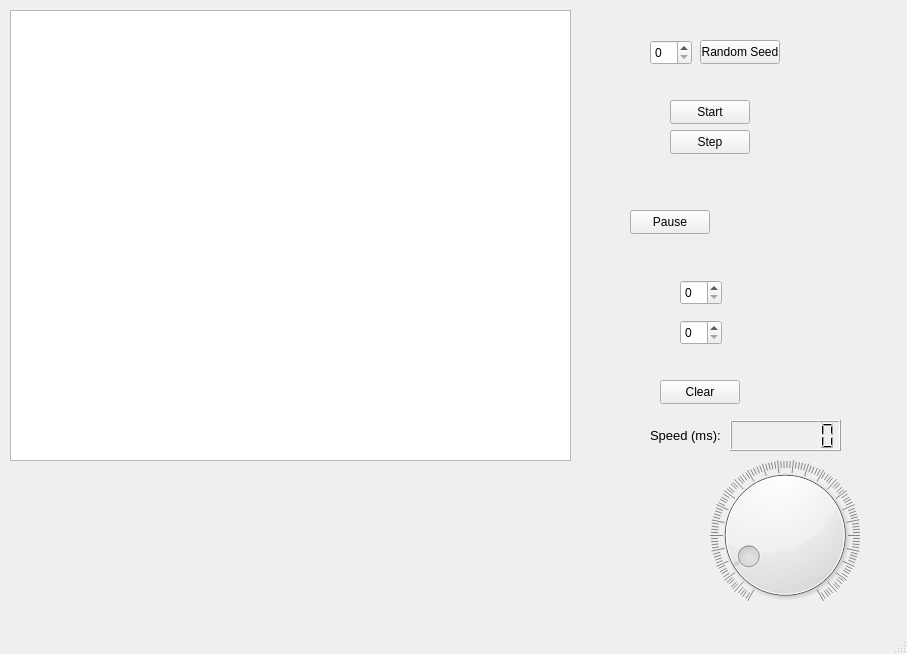
Old version of the form mainwindow.ui in the repository MateuszGuzy02/Game-Of-Life.
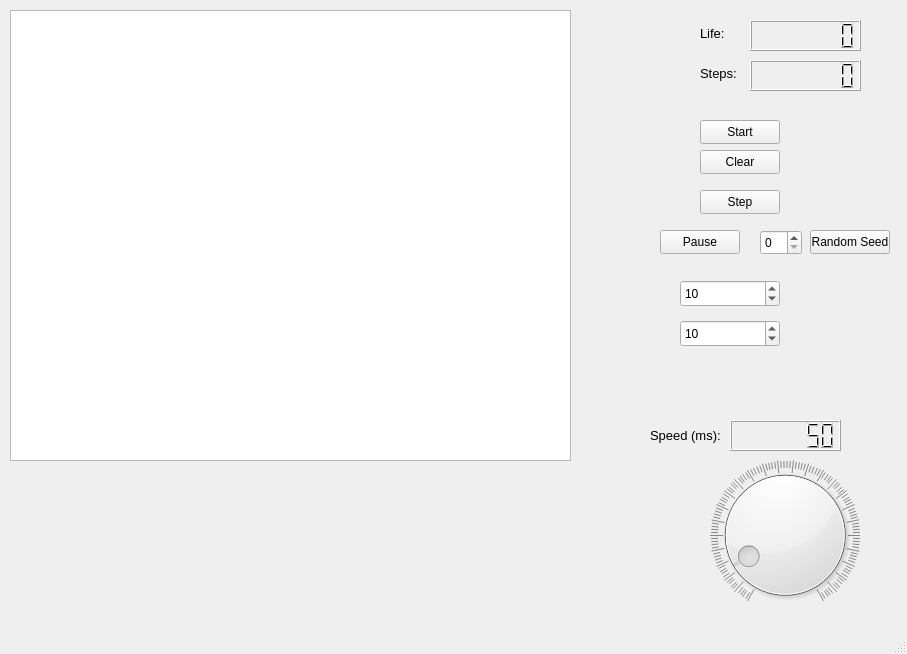
New version of the form.

```diff
--- a/mainwindow.ui
+++ b/mainwindow.ui
@@ -33,8 +33,8 @@
    <widget class="QPushButton" name="stepButton">
     <property name="geometry">
      <rect>
-      <x>670</x>
-      <y>130</y>
+      <x>700</x>
+      <y>190</y>
       <width>80</width>
       <height>24</height>
      </rect>
@@ -48,26 +48,62 @@
      <rect>
       <x>680</x>
       <y>280</y>
-      <width>42</width>
-      <height>25</height>
+      <width>100</width>
+      <height>27</height>
      </rect>
     </property>
+    <property name="minimumSize">
+     <size>
+      <width>100</width>
+      <height>27</height>
+     </size>
+    </property>
+    <property name="maximumSize">
+     <size>
+      <width>100</width>
+      <height>27</height>
+     </size>
+    </property>
+    <property name="maximum">
+     <number>300</number>
+    </property>
+    <property name="value">
+     <number>10</number>
+    </property>
    </widget>
    <widget class="QSpinBox" name="columnBox">
     <property name="geometry">
      <rect>
       <x>680</x>
       <y>320</y>
-      <width>42</width>
-      <height>25</height>
+      <width>100</width>
+      <height>27</height>
      </rect>
     </property>
+    <property name="minimumSize">
+     <size>
+      <width>100</width>
+      <height>27</height>
+     </size>
+    </property>
+    <property name="maximumSize">
+     <size>
+      <width>100</width>
+      <height>27</height>
+     </size>
+    </property>
+    <property name="maximum">
+     <number>300</number>
+    </property>
+    <property name="value">
+     <number>10</number>
+    </property>
    </widget>
    <widget class="QSpinBox" name="setSeedBox">
     <property name="geometry">
      <rect>
-      <x>650</x>
-      <y>40</y>
+      <x>760</x>
+      <y>230</y>
       <width>42</width>
       <height>25</height>
      </rect>
@@ -76,8 +112,8 @@
    <widget class="QPushButton" name="randomButton">
     <property name="geometry">
      <rect>
-      <x>700</x>
-      <y>40</y>
+      <x>810</x>
+      <y>230</y>
       <width>80</width>
       <height>24</height>
      </rect>
@@ -89,8 +125,8 @@
    <widget class="QPushButton" name="clearButton">
     <property name="geometry">
      <rect>
-      <x>660</x>
-      <y>380</y>
+      <x>700</x>
+      <y>150</y>
       <width>80</width>
       <height>24</height>
      </rect>
@@ -102,8 +138,8 @@
    <widget class="QPushButton" name="startButton">
     <property name="geometry">
      <rect>
-      <x>670</x>
-      <y>100</y>
+      <x>700</x>
+      <y>120</y>
       <width>80</width>
       <height>24</height>
      </rect>
@@ -115,8 +151,8 @@
    <widget class="QPushButton" name="pauseResumeButton">
     <property name="geometry">
      <rect>
-      <x>630</x>
-      <y>210</y>
+      <x>660</x>
+      <y>230</y>
       <width>80</width>
       <height>24</height>
      </rect>
@@ -185,6 +221,9 @@
     <property name="digitCount">
      <number>7</number>
     </property>
+    <property name="intValue" stdset="0">
+     <number>50</number>
+    </property>
    </widget>
    <widget class="QLabel" name="label">
     <property name="geometry">
@@ -204,6 +243,114 @@
      <string>Speed (ms): </string>
     </property>
    </widget>
+   <widget class="QLCDNumber" name="LifeCells">
+    <property name="geometry">
+     <rect>
+      <x>750</x>
+      <y>20</y>
+      <width>111</width>
+      <height>31</height>
+     </rect>
+    </property>
+    <property name="minimumSize">
+     <size>
+      <width>0</width>
+      <height>27</height>
+     </size>
+    </property>
+    <property name="font">
+     <font>
+      <bold>false</bold>
+     </font>
+    </property>
+    <property name="autoFillBackground">
+     <bool>true</bool>
+    </property>
+    <property name="smallDecimalPoint">
+     <bool>false</bool>
+    </property>
+    <property name="digitCount">
+     <number>7</number>
+    </property>
+   </widget>
+   <widget class="QLabel" name="label_2">
+    <property name="geometry">
+     <rect>
+      <x>700</x>
+      <y>20</y>
+      <width>41</width>
+      <height>27</height>
+     </rect>
+    </property>
+    <property name="minimumSize">
+     <size>
+      <width>0</width>
+      <height>27</height>
+     </size>
+    </property>
+    <property name="font">
+     <font>
+      <pointsize>10</pointsize>
+     </font>
+    </property>
+    <property name="text">
+     <string>Life:</string>
+    </property>
+   </widget>
+   <widget class="QLCDNumber" name="stepsLCD">
+    <property name="geometry">
+     <rect>
+      <x>750</x>
+      <y>60</y>
+      <width>111</width>
+      <height>31</height>
+     </rect>
+    </property>
+    <property name="minimumSize">
+     <size>
+      <width>0</width>
+      <height>27</height>
+     </size>
+    </property>
+    <property name="font">
+     <font>
+      <bold>false</bold>
+     </font>
+    </property>
+    <property name="autoFillBackground">
+     <bool>true</bool>
+    </property>
+    <property name="smallDecimalPoint">
+     <bool>false</bool>
+    </property>
+    <property name="digitCount">
+     <number>7</number>
+    </property>
+   </widget>
+   <widget class="QLabel" name="label_3">
+    <property name="geometry">
+     <rect>
+      <x>700</x>
+      <y>60</y>
+      <width>49</width>
+      <height>27</height>
+     </rect>
+    </property>
+    <property name="minimumSize">
+     <size>
+      <width>0</width>
+      <height>27</height>
+     </size>
+    </property>
+    <property name="font">
+     <font>
+      <pointsize>10</pointsize>
+     </font>
+    </property>
+    <property name="text">
+     <string>Steps:</string>
+    </property>
+   </widget>
   </widget>
   <widget class="QMenuBar" name="menubar">
    <property name="geometry">
```
